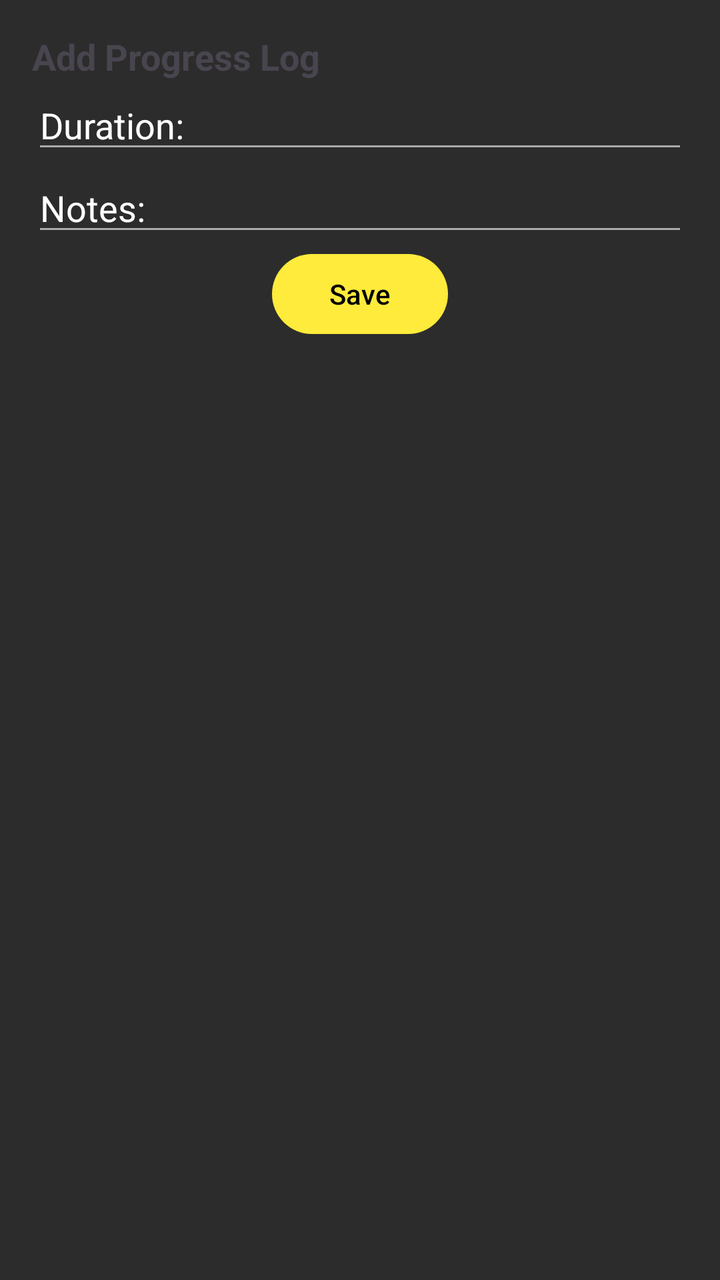
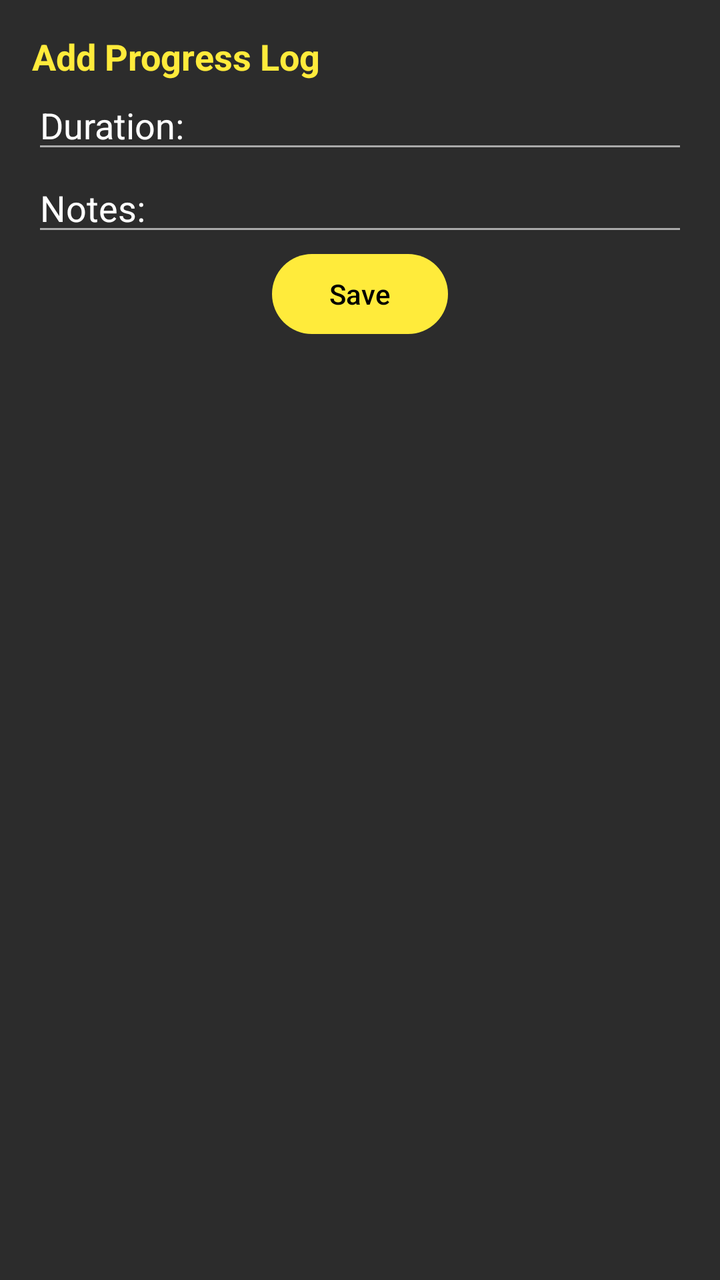

An Android layout rendered at two revisions. The XML below is the earlier revision; the diff shows what the commit changed to produce the second picture.
<!-- AndroidManifest.xml: application theme Theme.MyFit -->
<!-- res/layout/fragment_add_progress_log_dialogue.xml -->
<?xml version="1.0" encoding="utf-8"?>
<androidx.constraintlayout.widget.ConstraintLayout xmlns:android="http://schemas.android.com/apk/res/android"
    xmlns:tools="http://schemas.android.com/tools"
    android:layout_width="match_parent"
    android:layout_height="match_parent"
    xmlns:app="http://schemas.android.com/apk/res-auto"
    android:background="@color/cardBackground"
    tools:context=".ui.progress.AddProgressLogDialogueFragment"
    android:padding="@dimen/fragment_padding">

    <TextView
        android:id="@+id/addLogTitle"
        android:layout_width="match_parent"
        android:layout_height="wrap_content"
        android:text="@string/add_log"
        android:textSize="@dimen/text_size_h2"
        android:textStyle="bold"
        app:layout_constraintTop_toTopOf="parent"
        app:layout_constraintStart_toStartOf="parent"
        app:layout_constraintEnd_toEndOf="parent"
        />



    <EditText
        android:id="@+id/workoutDurationInput"
        android:hint="@string/duration"
        android:textColor="@color/white"
        android:textColorHint="@color/white"
        android:layout_width="match_parent"
        android:layout_height="wrap_content"
        app:layout_constraintTop_toBottomOf="@id/addLogTitle"
        app:layout_constraintStart_toStartOf="parent"
        app:layout_constraintEnd_toEndOf="parent" />

    <EditText
        android:id="@+id/logNotes"
        android:layout_width="match_parent"
        android:layout_height="wrap_content"
        android:hint="@string/log_notes"
        android:textColorHint="@color/white"
        android:textColor="@color/white"
        app:layout_constraintTop_toBottomOf="@id/workoutDurationInput"
        app:layout_constraintStart_toStartOf="parent"
        app:layout_constraintEnd_toEndOf="parent"
        />


    <Button
        android:id="@+id/saveBtn"
        android:layout_width="wrap_content"
        android:layout_height="wrap_content"
        android:text="@string/save"
        app:layout_constraintTop_toBottomOf="@id/logNotes"
        app:layout_constraintStart_toStartOf="parent"
        app:layout_constraintEnd_toEndOf="parent"
        />


</androidx.constraintlayout.widget.ConstraintLayout>
<!-- resources referenced by this layout -->
<resources>
  <color name="cardBackground">#2C2C2C</color>
  <color name="white">#FFFFFFFF</color>
  <dimen name="fragment_padding">16dp</dimen>
  <dimen name="text_size_h2">18sp</dimen>
  <string name="add_log">Add Progress Log</string>
  <string name="duration">Duration: </string>
  <string name="log_notes">Notes: </string>
  <string name="save">Save</string>
  <style name="Theme.MyFit" parent="Base.Theme.MyFit" />
  <style name="Base.Theme.MyFit" parent="Theme.Material3.DayNight.NoActionBar">
  
          
          <item name="colorPrimary">@color/yellowAccent</item>
          <item name="colorPrimaryVariant">@color/yellowAccentDark</item>
          <item name="colorOnPrimary">@android:color/black</item>
  
          
          <item name="android:windowBackground">@color/darkGreyBackground</item>
  
          
          <item name="colorSecondary">@color/yellowAccent</item>
          <item name="colorOnSecondary">@android:color/black</item>
  
          
          <item name="android:textColorPrimary">@android:color/white</item>
          <item name="android:textColorSecondary">@android:color/darker_gray</item>
  
      </style>
  <color name="yellowAccent">#FFEB3B</color>
  <color name="yellowAccentDark">#FBC02D</color>
  <color name="darkGreyBackground">#212121</color>
</resources>

<!-- the commit's change to res/layout/fragment_add_progress_log_dialogue.xml (unified diff, before → after) -->
@@ -15,6 +15,7 @@
         android:text="@string/add_log"
         android:textSize="@dimen/text_size_h2"
         android:textStyle="bold"
+        android:textColor="@color/yellowAccent"
         app:layout_constraintTop_toTopOf="parent"
         app:layout_constraintStart_toStartOf="parent"
         app:layout_constraintEnd_toEndOf="parent"
<!-- resource entries referenced after the edit -->
@@ -27,9 +27,16 @@
           <item name="android:textColorPrimary">@android:color/white</item>
           <item name="android:textColorSecondary">@android:color/darker_gray</item>
   
+          <item name="popupMenuStyle">@style/MyPopupMenu</item>
+  
       </style>
   <color name="yellowAccent">#FFEB3B</color>
   <color name="yellowAccentDark">#FBC02D</color>
   <color name="darkGreyBackground">#212121</color>
+  <style name="MyPopupMenu" parent="@style/Widget.MaterialComponents.PopupMenu.Overflow">
+          <item name="android:popupBackground">@color/darkGreyBackground</item>
+          <item name="android:textColor">@color/white</item>
+          <item name="android:itemBackground">?attr/selectableItemBackgroundBorderless</item>
+      </style>
 </resources>
 
